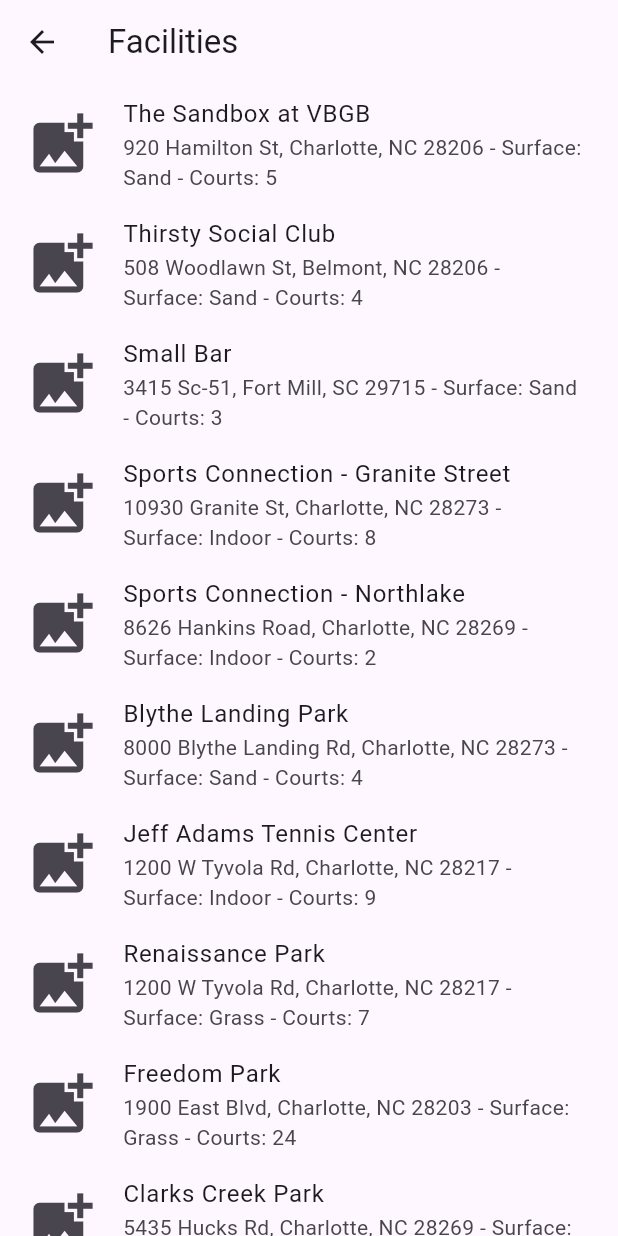
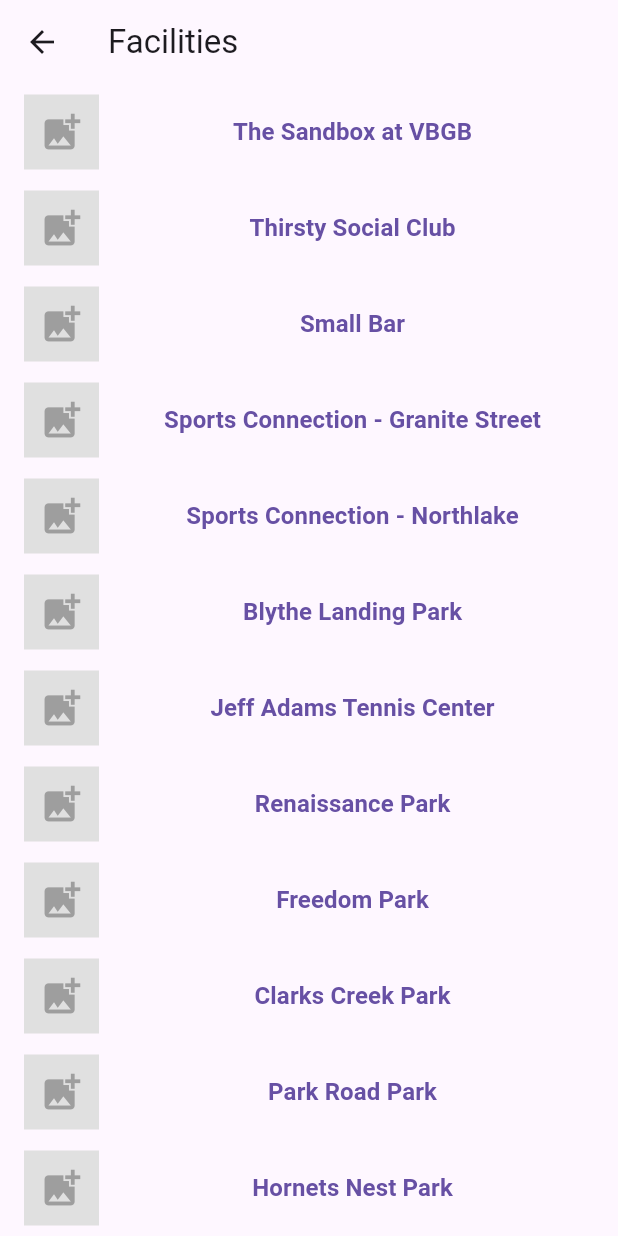
Before and after one commit to Samir-Shakhbaz/VolleyDart, a Flutter app: the FacilitiesPage screen opened directly, after a tap on the "add photo alternate" icon, on a phone screen of 412 x 824 dp. Run offline on Flutter 3.47's test engine with Material 3 defaults, Android fonts, the light colour scheme and no system bars; our stand-ins replace image_picker; missing offline and left inert: stomp_dart_client.

Commit message:
facilities page shows only names

```diff
--- a/lib/facilities.dart
+++ b/lib/facilities.dart
@@ -1,6 +1,8 @@
 import 'package:flutter/material.dart';
 import 'package:image_picker/image_picker.dart';
 import 'dart:io';
+
+import 'facilities_details_page.dart';
 
 class FacilitiesPage extends StatefulWidget {
   @override
@@ -55,15 +57,24 @@
 
   ];
 
-  final ImagePicker picker = ImagePicker();
+  final ImagePicker _picker = ImagePicker();
 
   Future<void> _pickImage(int index) async {
-    final XFile? pickedImage = await picker.pickImage(source: ImageSource.gallery);
-    if (pickedImage != null) {
+    final XFile? pickedFile = await _picker.pickImage(source: ImageSource.gallery);
+    if (pickedFile != null) {
       setState(() {
-        facilities[index]["image"] = pickedImage.path; // Update the image path in the list
+        facilities[index]["image"] = pickedFile.path;
       });
     }
+  }
+
+  void _navigateToDetails(Map<String, String?> facility) {
+    Navigator.push(
+      context,
+      MaterialPageRoute(
+        builder: (context) => FacilityDetailsPage(facility: facility),
+      ),
+    );
   }
 
   @override
@@ -79,20 +90,29 @@
           return ListTile(
             leading: GestureDetector(
               onTap: () {
-                _pickImage(index); // Trigger the image picker
+                _pickImage(index);
               },
+              child: Container(
+                width: 50,
+                height: 50,
+                color: Colors.grey[300],
                 child: facility["image"] == null
-                  ? Icon(Icons.add_photo_alternate, size: 50)
+                    ? const Icon(Icons.add_photo_alternate, size: 30, color: Colors.grey)
                     : Image.file(
                   File(facility["image"]!),
-                width: 50,
-                height: 50,
                   fit: BoxFit.cover,
                 ),
               ),
-            title: Text(facility["name"]!),
-            subtitle: Text(
-                "${facility["location"]!} - Surface: ${facility["surface"]!} - Courts: ${facility["courts"]!}"),
+            ),
+            title: TextButton(
+              onPressed: () {
+                _navigateToDetails(facility);
+              },
+              child: Text(
+                facility["name"]!,
+                style: const TextStyle(fontSize: 16, fontWeight: FontWeight.bold),
+              ),
+            ),
           );
         },
       ),
```
Also changed, not shown: lib/facilities_details_page.dart (added, +85 -0 lines). Lines whose indentation alone changed are shown as unchanged.
